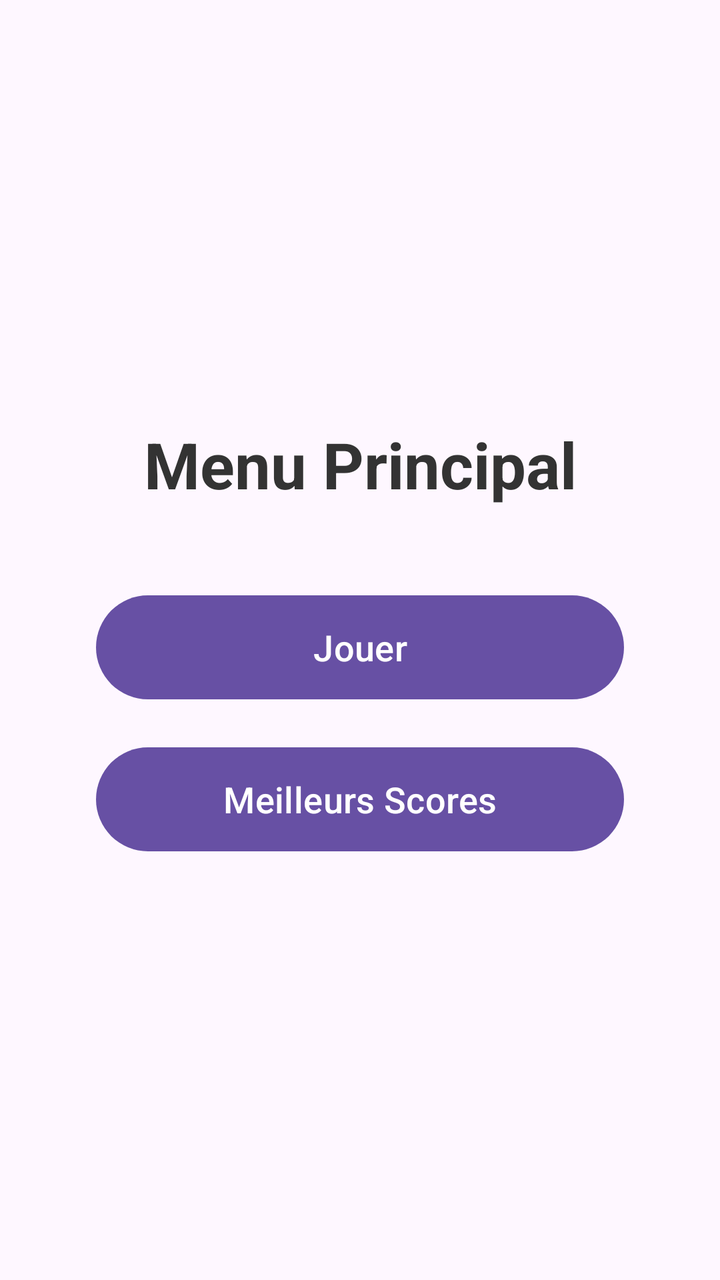
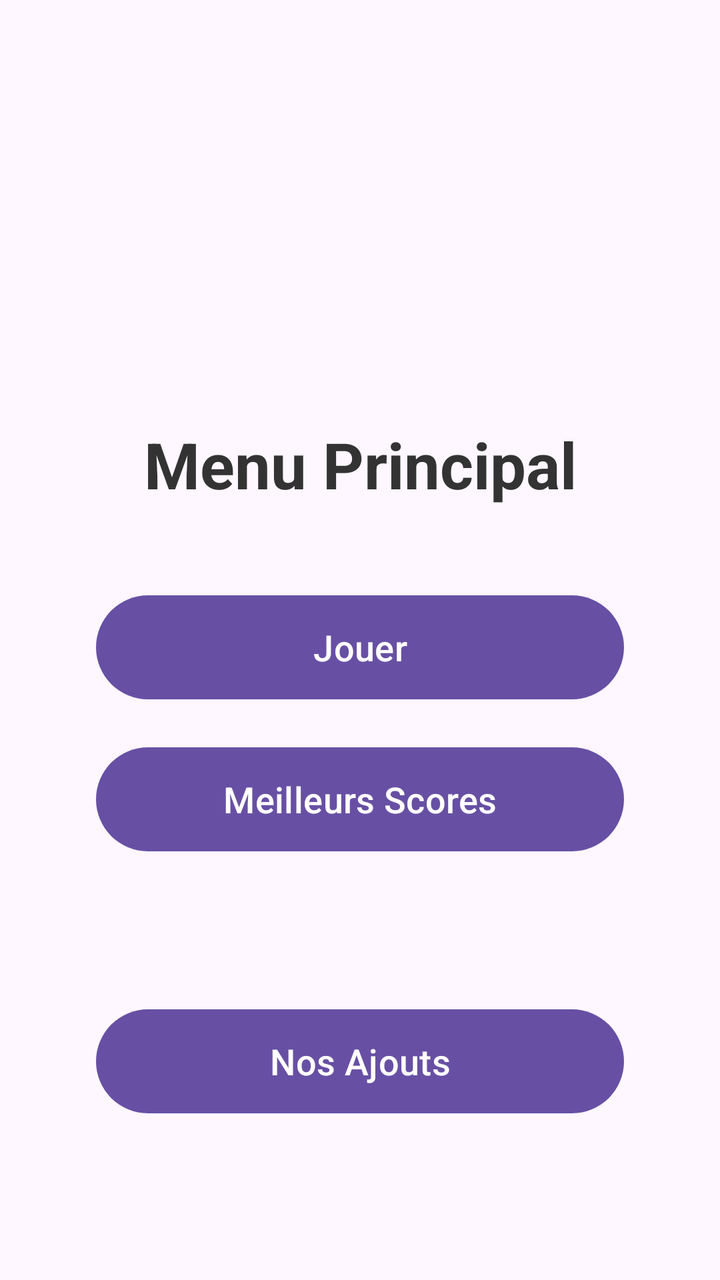

Two renders of the same Android screen: before a commit and after it. Below are the layout's source before the change and the commit's diff.
<!-- AndroidManifest.xml: application theme Theme.ProjetAndroid -->
<!-- res/layout/activity_main.xml -->
<?xml version="1.0" encoding="utf-8"?>
<androidx.constraintlayout.widget.ConstraintLayout xmlns:android="http://schemas.android.com/apk/res/android"
    xmlns:app="http://schemas.android.com/apk/res-auto"
    xmlns:tools="http://schemas.android.com/tools"
    android:layout_width="match_parent"
    android:layout_height="match_parent"
    android:padding="24dp"
    tools:context=".MainActivity">

    <TextView
        android:id="@+id/tvTitle"
        android:layout_width="wrap_content"
        android:layout_height="wrap_content"
        android:text="@string/menu_title"
        android:textSize="32sp"
        android:textStyle="bold"
        android:textColor="#333333"
        android:layout_marginBottom="40dp"
        app:layout_constraintBottom_toTopOf="@id/btnPlay"
        app:layout_constraintEnd_toEndOf="parent"
        app:layout_constraintStart_toStartOf="parent"
        app:layout_constraintTop_toTopOf="parent"
        app:layout_constraintVertical_chainStyle="packed" />

    <Button
        android:id="@+id/btnPlay"
        android:layout_width="0dp"
        android:layout_height="60dp"
        android:text="@string/btn_play"
        android:textSize="18sp"
        android:layout_marginBottom="16dp"
        android:layout_marginHorizontal="24dp"
        app:layout_constraintBottom_toTopOf="@id/btnHighscores"
        app:layout_constraintEnd_toEndOf="parent"
        app:layout_constraintStart_toStartOf="parent"
        app:layout_constraintTop_toBottomOf="@id/tvTitle" />

    <Button
        android:id="@+id/btnHighscores"
        android:layout_width="0dp"
        android:layout_height="60dp"
        android:text="@string/btn_highscores"
        android:textSize="18sp"
        android:layout_marginHorizontal="24dp"
        app:layout_constraintBottom_toBottomOf="parent"
        app:layout_constraintEnd_toEndOf="parent"
        app:layout_constraintStart_toStartOf="parent"
        app:layout_constraintTop_toBottomOf="@id/btnPlay" />

</androidx.constraintlayout.widget.ConstraintLayout>
<!-- resources referenced by this layout -->
<resources>
  <string name="btn_highscores">Meilleurs Scores</string>
  <string name="btn_play">Jouer</string>
  <string name="menu_title">Menu Principal</string>
  <style name="Theme.ProjetAndroid" parent="Base.Theme.ProjetAndroid" />
  <style name="Base.Theme.ProjetAndroid" parent="Theme.Material3.DayNight.NoActionBar">
          
          
      </style>
</resources>

<!-- the commit's change to res/layout/activity_main.xml (unified diff, before → after) -->
@@ -47,4 +47,17 @@
         app:layout_constraintStart_toStartOf="parent"
         app:layout_constraintTop_toBottomOf="@id/btnPlay" />
 
+    <Button
+        android:id="@+id/btnFeatures"
+        android:layout_width="0dp"
+        android:layout_height="60dp"
+        android:text="@string/btn_features"
+        android:textSize="18sp"
+        app:layout_constraintBottom_toBottomOf="parent"
+        app:layout_constraintEnd_toEndOf="parent"
+        app:layout_constraintStart_toStartOf="parent"
+        app:layout_constraintTop_toBottomOf="@id/btnHighscores"
+        android:layout_marginHorizontal="24dp"
+        android:layout_marginTop="16dp"/>
+
 </androidx.constraintlayout.widget.ConstraintLayout>
<!-- resource entries referenced after the edit -->
@@ -1,5 +1,6 @@
 <!-- resources referenced by this layout -->
 <resources>
+  <string name="btn_features">Nos Ajouts</string>
   <string name="btn_highscores">Meilleurs Scores</string>
   <string name="btn_play">Jouer</string>
   <string name="menu_title">Menu Principal</string>
